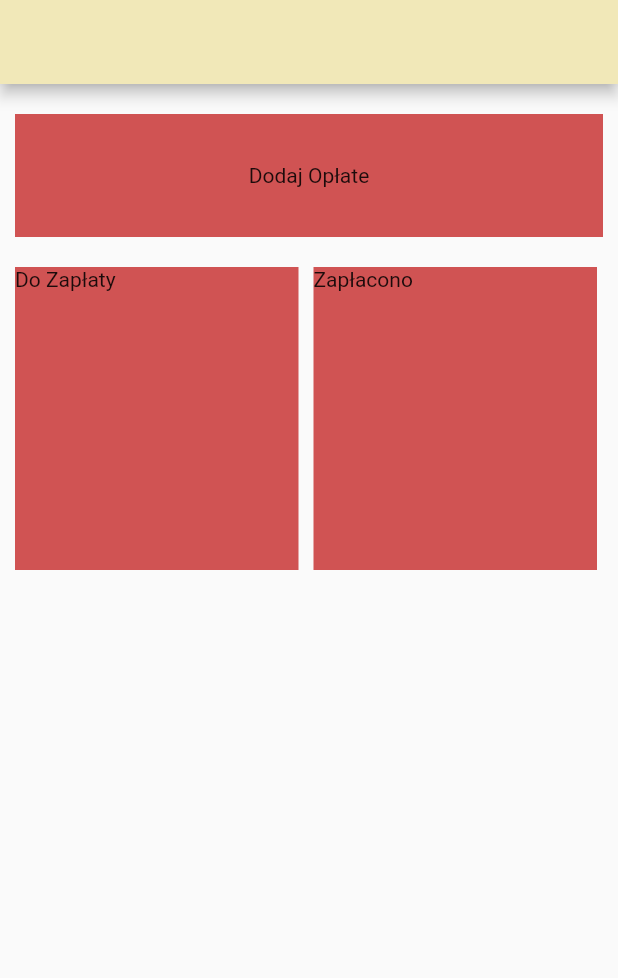
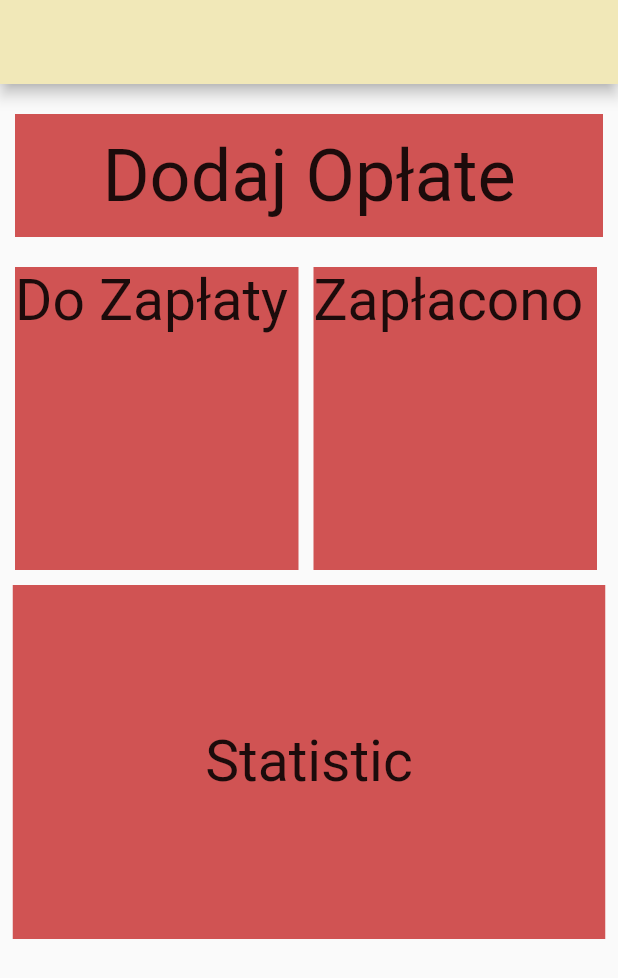
Before and after one commit to lukcza/flutterapp, a Flutter app: the screen it shows after launch, on a phone screen of 412 x 824 dp. Shown: the top 978 px of the screen. Run offline on Flutter 3.47's test engine with Material 2 defaults, Android fonts, the phone set to English and light mode, and no system bars.

Commit message:
Add statistic container

```diff
--- a/lib/page2.dart
+++ b/lib/page2.dart
@@ -37,9 +37,10 @@ class _pageTwoState extends State<pageTwo> {
                                   width: 396,
                                   height: 82,
                                   color: const Color.fromARGB(255, 208, 83, 83),
-                                  child: const Center(child:Text("Dodaj Opłate"),),
+                                  child: const Center(child:Text("Dodaj Opłate", style: TextStyle(fontSize:48,),),
                                ),
                               ),
+                              )
                         ]
                         )
                       ),
@@ -55,7 +56,7 @@ class _pageTwoState extends State<pageTwo> {
                                 width: 189,
                                 height: 202,
                                 color: const Color.fromARGB(255, 208, 83, 83),
-                                child: Text("Do Zapłaty"),
+                                child: const Text("Do Zapłaty",style: TextStyle(fontSize:38,),),
                             ),
                             ),
                             GestureDetector(
@@ -67,10 +68,17 @@ class _pageTwoState extends State<pageTwo> {
                                 width: 189,
                                 height: 202,
                                 color: const Color.fromARGB(255, 208, 83, 83),
-                                child: Text("Zapłacono"),
+                                child: const Text("Zapłacono",style: TextStyle(fontSize:38,),),
                             ),
                             ),
                           ],
+                        ),
+                      ),
+                      Container(
+                        width: 395,
+                        height: 236,
+                        color: const Color.fromARGB(255, 208, 83, 83),
+                        child: const Center(child:Text("Statistic",style: TextStyle(fontSize:38,),),
                         ),
                       ),
                     ]
```
Also changed, not shown: lib/main.dart (indentation only).
